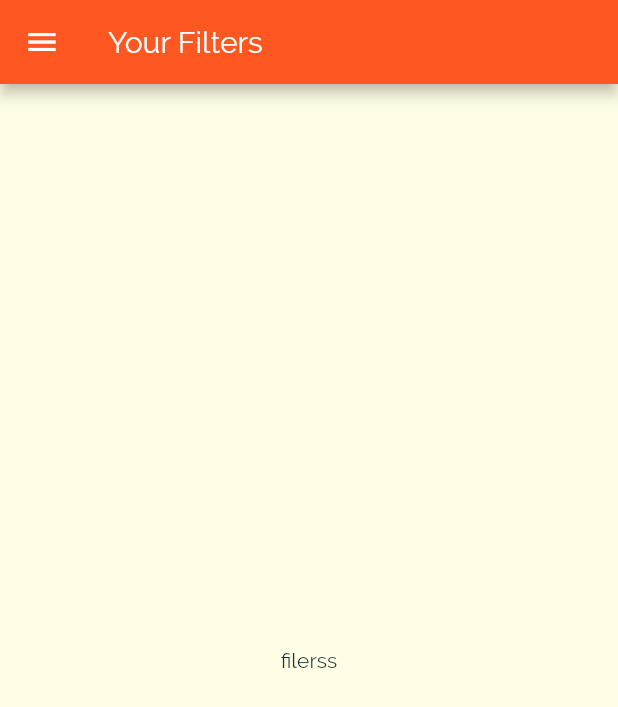
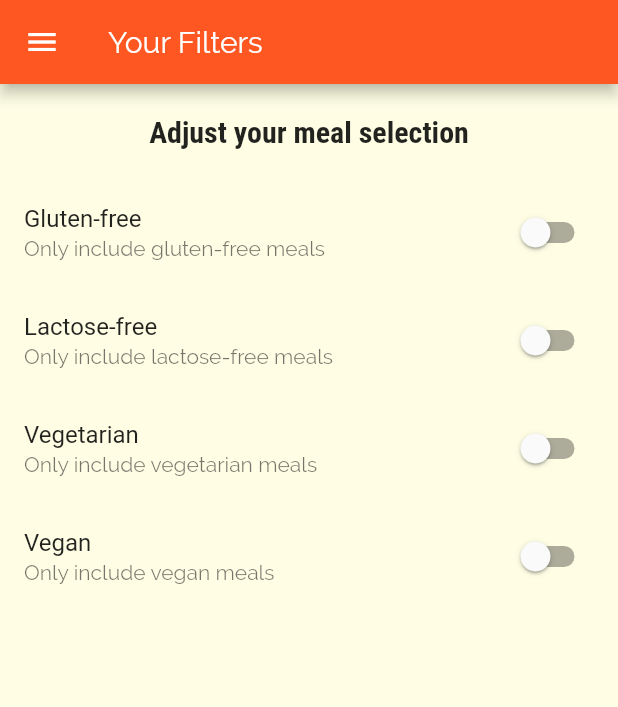
Before and after one commit to Bezoyan/FoodyMobileApp, a Flutter app: the FiltersScreen screen opened by its route, on a phone screen of 412 x 824 dp. Shown: the top 707 px of the screen. Run offline on Flutter 3.47's test engine with Material 2 defaults, Android fonts, the phone set to English and light mode, and no system bars.

Commit message:
Add Filter Switches to filter the meals, design only

```diff
--- a/lib/screens/filters_screen.dart
+++ b/lib/screens/filters_screen.dart
@@ -1,19 +1,78 @@
 import 'package:flutter/material.dart';
 import '../widgets/main_drawer.dart';
 
-class FiltersScreen extends StatelessWidget {
+class FiltersScreen extends StatefulWidget {
   static const routeName = '/filters';
+
+  @override
+  _FiltersScreenState createState() => _FiltersScreenState();
+}
+
+class _FiltersScreenState extends State<FiltersScreen> {
+  bool _glutenFree = false;
+  bool _vegetarian = false;
+  bool _vegan = false;
+  bool _lactoseFree = false;
+
+  Widget _buildSwitchListTile(
+    String title,
+    String description,
+    bool currentValue,
+    Function updateValue,
+  ) {
+    return SwitchListTile(
+      title: Text(title),
+      value: currentValue,
+      subtitle: Text(description),
+      onChanged: updateValue,
+    );
+  }
 
   @override
   Widget build(BuildContext context) {
     return Scaffold(
-      appBar: AppBar(
-        title: Text('Your Filters'),
-      ),
-      drawer: MainDrawer(),
-      body: Center(
-        child: Text('filerss'),
-      ),
-    );
+        appBar: AppBar(
+          title: Text('Your Filters'),
+        ),
+        drawer: MainDrawer(),
+        body: Column(children: <Widget>[
+          Container(
+            padding: EdgeInsets.all(20),
+            child: Text(
+              'Adjust your meal selection',
+              style: Theme.of(context).textTheme.title,
+            ),
+          ),
+          Expanded(
+            child: ListView(children: <Widget>[
+              _buildSwitchListTile(
+                  'Gluten-free', 'Only include gluten-free meals', _glutenFree,
+                  (newValue) {
+                setState(() {
+                  _glutenFree = newValue;
+                });
+              }),
+              _buildSwitchListTile('Lactose-free',
+                  'Only include lactose-free meals', _lactoseFree, (newValue) {
+                setState(() {
+                  _lactoseFree = newValue;
+                });
+              }),
+              _buildSwitchListTile(
+                  'Vegetarian', 'Only include vegetarian meals', _vegetarian,
+                  (newValue) {
+                setState(() {
+                  _vegetarian = newValue;
+                });
+              }),
+              _buildSwitchListTile('Vegan', 'Only include vegan meals', _vegan,
+                  (newValue) {
+                setState(() {
+                  _vegan = newValue;
+                });
+              }),
+            ]),
+          )
+        ]));
   }
 }
```
